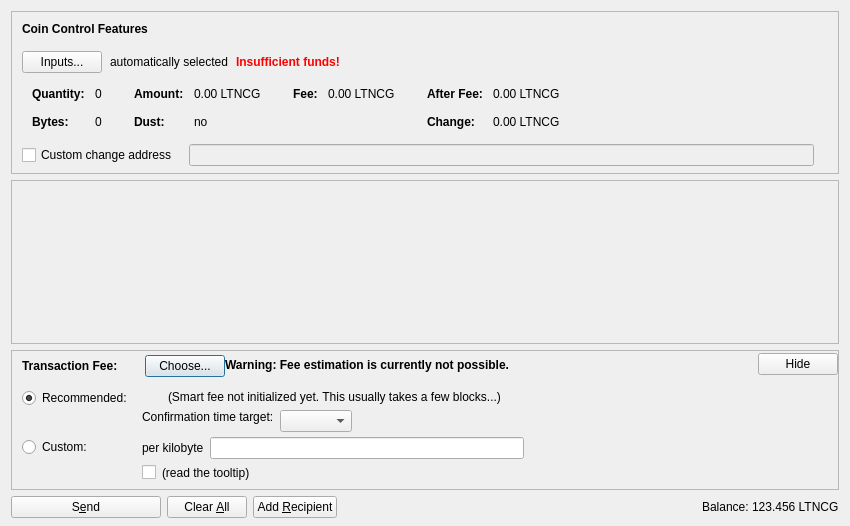
Qt form src/qt/forms/sendcoinsdialog.ui (ToxicMotherLucker/ltnc) before a commit.
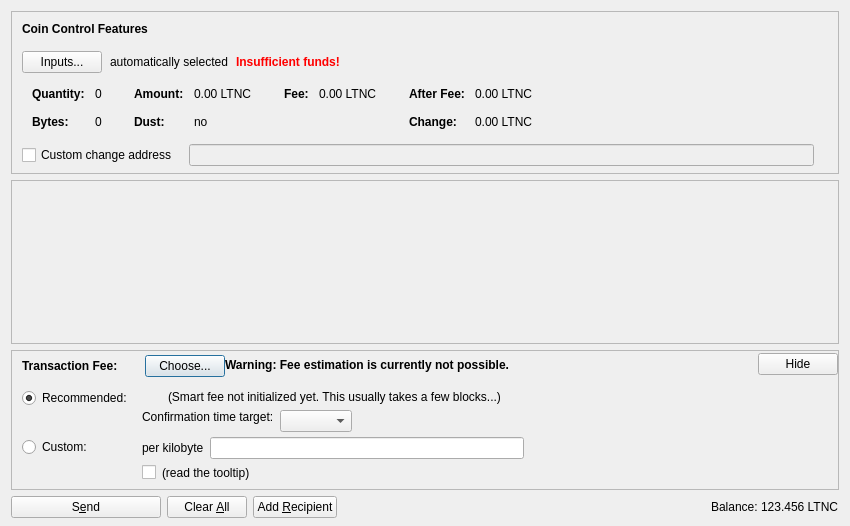
The same form after that commit. Icons and pictures are not drawn. Custom widgets are drawn as their Qt base class.

What changed in the file:
```diff
--- a/src/qt/forms/sendcoinsdialog.ui
+++ b/src/qt/forms/sendcoinsdialog.ui
@@ -324,7 +324,7 @@
                   <enum>Qt::ActionsContextMenu</enum>
                  </property>
                  <property name="text">
-                  <string notr="true">0.00 LTNCG</string>
+                  <string notr="true">0.00 LTNC</string>
                  </property>
                  <property name="textInteractionFlags">
                   <set>Qt::LinksAccessibleByMouse|Qt::TextSelectableByKeyboard|Qt::TextSelectableByMouse</set>
@@ -404,7 +404,7 @@
                   <enum>Qt::ActionsContextMenu</enum>
                  </property>
                  <property name="text">
-                  <string notr="true">0.00 LTNCG</string>
+                  <string notr="true">0.00 LTNC</string>
                  </property>
                  <property name="textInteractionFlags">
                   <set>Qt::LinksAccessibleByMouse|Qt::TextSelectableByKeyboard|Qt::TextSelectableByMouse</set>
@@ -455,7 +455,7 @@
                   <enum>Qt::ActionsContextMenu</enum>
                  </property>
                  <property name="text">
-                  <string notr="true">0.00 LTNCG</string>
+                  <string notr="true">0.00 LTNC</string>
                  </property>
                  <property name="textInteractionFlags">
                   <set>Qt::LinksAccessibleByMouse|Qt::TextSelectableByKeyboard|Qt::TextSelectableByMouse</set>
@@ -484,7 +484,7 @@
                   <enum>Qt::ActionsContextMenu</enum>
                  </property>
                  <property name="text">
-                  <string notr="true">0.00 LTNCG</string>
+                  <string notr="true">0.00 LTNC</string>
                  </property>
                  <property name="textInteractionFlags">
                   <set>Qt::LinksAccessibleByMouse|Qt::TextSelectableByKeyboard|Qt::TextSelectableByMouse</set>
@@ -1237,7 +1237,7 @@
           <cursorShape>IBeamCursor</cursorShape>
          </property>
          <property name="text">
-          <string notr="true">123.456 LTNCG</string>
+          <string notr="true">123.456 LTNC</string>
          </property>
          <property name="textInteractionFlags">
           <set>Qt::LinksAccessibleByMouse|Qt::TextSelectableByKeyboard|Qt::TextSelectableByMouse</set>
```
Left out of the diff: 4 changed lines with no effect on the pictures.
